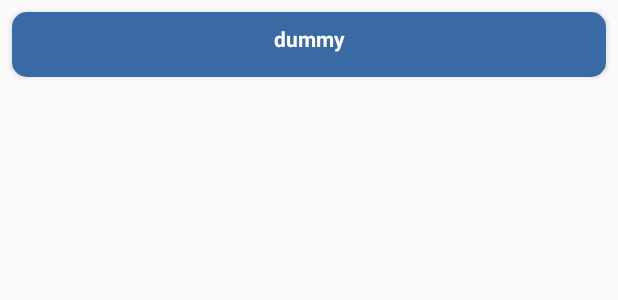
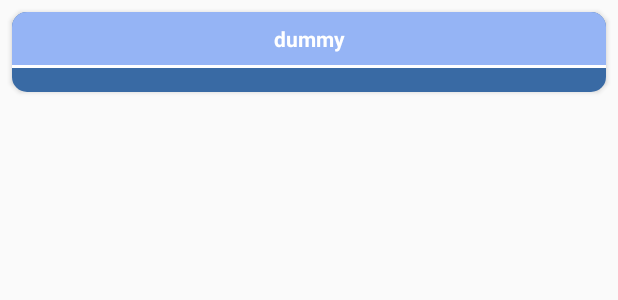
Before and after one commit to BobCormackYoung/SugarTracker, an Android app: the layout cardview_week.xml on its own in the app's theme, with its tools: preview values and no code run, on a phone screen of 412 x 824 dp. Shown: the top 300 px of the screen. Run offline under Robolectric (Android 15) with nearby library versions, the phone set to English and light mode, and no system bars.

Commit message:
style updates

```diff
--- a/app/src/main/res/layout/cardview_week.xml
+++ b/app/src/main/res/layout/cardview_week.xml
@@ -18,9 +18,16 @@
             android:layout_height="wrap_content"
             android:gravity="center"
             android:text="dummy"
-            android:layout_marginTop="8dp"
+            android:paddingBottom="8dp"
+            android:paddingTop="8dp"
             android:textStyle="bold"
-            android:textColor="#FFFFFF"/>
+            android:textColor="#FFFFFF"
+            android:background="#95b4f5"/>
+
+        <TextView
+            android:layout_width="match_parent"
+            android:layout_height="2dp"
+            android:background="@color/white"/>
 
         <androidx.recyclerview.widget.RecyclerView
             android:id="@+id/rv_week_view_item"
```
Also changed, not shown: app/src/main/java/com/youngsoft/sugartracker/weekviewp/AdapterWeekView.java (+10 -22 lines), app/src/main/java/com/youngsoft/sugartracker/weekviewp/AdapterWeekViewItem.java (+14 -2 lines), app/src/main/java/com/youngsoft/sugartracker/weekviewp/FragmentWeekView.java (+11 -11 lines).
